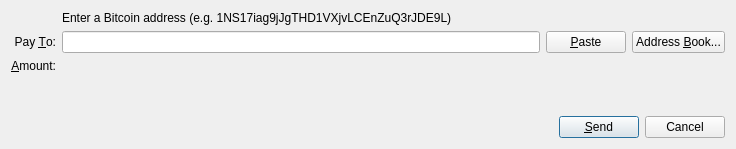
The window that src/qt/forms/sendcoinsdialog.ui (raffermeko/bitcoin) describes before a commit, drawn with Qt 5.
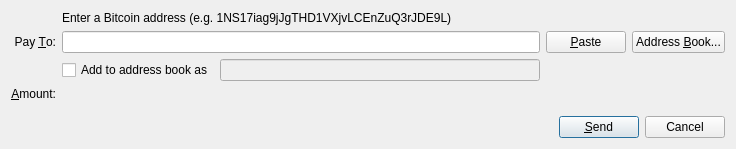
The same window after the commit. Icons and pictures are not drawn. Custom widgets are drawn as their Qt base class.

Commit message: allow adding address to address book in send dialog

Diff of the .ui file:
```diff
--- a/src/qt/forms/sendcoinsdialog.ui
+++ b/src/qt/forms/sendcoinsdialog.ui
@@ -16,7 +16,7 @@
   <layout class="QVBoxLayout" name="verticalLayout">
    <item>
     <layout class="QGridLayout" name="gridLayout">
-     <item row="4" column="0">
+     <item row="5" column="0">
       <widget class="QLabel" name="label">
        <property name="text">
         <string>&amp;Amount:</string>
@@ -90,9 +90,33 @@
        </property>
       </widget>
      </item>
-     <item row="4" column="1">
+     <item row="5" column="1">
       <widget class="BitcoinAmountField" name="payAmount" native="true"/>
      </item>
+     <item row="4" column="1">
+      <layout class="QHBoxLayout" name="horizontalLayout_2">
+       <item>
+        <widget class="QCheckBox" name="addToAddressBook">
+         <property name="toolTip">
+          <string>Add specified destination address to address book</string>
+         </property>
+         <property name="text">
+          <string>Add to address book as</string>
+         </property>
+        </widget>
+       </item>
+       <item>
+        <widget class="QLineEdit" name="addAsLabel">
+         <property name="enabled">
+          <bool>false</bool>
+         </property>
+         <property name="toolTip">
+          <string>Label to add address as</string>
+         </property>
+        </widget>
+       </item>
+      </layout>
+     </item>
     </layout>
    </item>
    <item>
```
Left out of the diff: 2 changed lines with no effect on the pictures. The commit also changes 4 other files.
